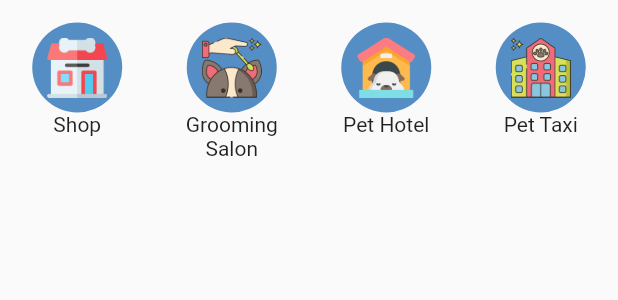
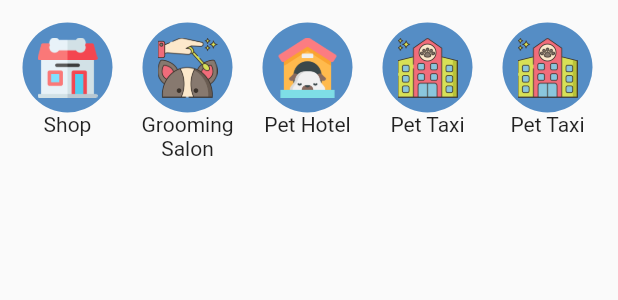
Before and after one commit to kopianan/ILoveIruka, a Flutter app: the ServicesContent widget shown alone on an empty page, opened directly, on a phone screen of 412 x 824 dp. Shown: the top 300 px of the screen. Run offline on Flutter 3.47's test engine with Material 2 defaults, Android fonts, the light colour scheme and no system bars; our stand-ins replace bloc, cached_network_image, carousel_slider, dio, flutter_bloc, fluttertoast and 4 more; missing offline and left inert: keyboard_avoider; accounts and stored records are empty; network calls fail.

Commit message:
no message

```diff
--- a/lib/pages/feed_dashboard.dart
+++ b/lib/pages/feed_dashboard.dart
@@ -85,7 +85,7 @@ class _FeedDashboardState extends State<FeedDashboard> {
                     }).toList(),
                     enlargeCenterPage: true,
                     height: 180,
-                    viewportFraction: 0.8,
+                    viewportFraction: 0.9,
                     autoPlay: true,
                   ),
                 ),
--- a/lib/pages/home_widgets.dart
+++ b/lib/pages/home_widgets.dart
@@ -6,7 +6,6 @@ import 'package:i_love_iruka/pages/decoration_collection.dart';
 import 'package:i_love_iruka/provider/data_bridge.dart';
 import 'package:i_love_iruka/screens/feed_detail/feed_detail.dart';
 import 'package:i_love_iruka/util/common.dart';
-import 'package:i_love_iruka/util/constants.dart';
 import 'package:i_love_iruka/widgets/cached_image.dart';
 import 'package:provider/provider.dart';
 import 'package:url_launcher/url_launcher.dart';
@@ -62,9 +61,12 @@ class _ServicesContentState extends State<ServicesContent> {
     return Container(
         margin: EdgeInsets.only(top: 15),
         alignment: Alignment.center,
-        child: Row(
-          mainAxisAlignment: MainAxisAlignment.spaceAround,
+        child: ListView(
+
+          scrollDirection: Axis.horizontal,
           children: <Widget>[
+
+              SizedBox(width: 10,),
   InkWell(
                 onTap: () async {
                   _common.launchURL("https://sismarket.id/");
@@ -78,6 +80,7 @@ class _ServicesContentState extends State<ServicesContent> {
                   ],
                 ),
               ),
+              SizedBox(width: 10,),
               InkWell(
                 onTap: () async {
                   buildShowDialog(context, "Grooming Salon");
@@ -89,6 +92,8 @@ class _ServicesContentState extends State<ServicesContent> {
                   ],
                 ),
               ),
+
+              SizedBox(width: 10,),
               InkWell(
                 onTap: () async {
                   buildShowDialog(context, "Pet Hotel");
@@ -100,6 +105,21 @@ class _ServicesContentState extends State<ServicesContent> {
                   ],
                 ),
               ),
+
+              SizedBox(width: 10,),
+              InkWell(
+                onTap: () async {
+                  buildShowDialog(context, "Pet Taxi");
+                },
+                child: Column(
+                  children: <Widget>[
+                    buildIconContainer("images/assets/pet_school.png"),
+                    buildIconTitleServicesDashboard("Pet Taxi")
+                  ],
+                ),
+              ),
+
+              SizedBox(width: 10,),
                 InkWell(
                 onTap: () async {
                   buildShowDialog(context, "Pet Taxi");
@@ -112,6 +132,57 @@ class _ServicesContentState extends State<ServicesContent> {
                 ),
               ),
           ],
+          //         child: Row(
+          //   mainAxisAlignment: MainAxisAlignment.spaceAround,
+          //   children: <Widget>[
+          //     InkWell(
+          //       onTap: () async {
+          //         _common.launchURL("https://sismarket.id/");
+          //       },
+          //       child: Column(
+          //         children: <Widget>[
+          //           buildIconContainer("images/assets/pet_shop.png"),
+          //           buildIconTitleServicesDashboard(
+          //             "Shop",
+          //           )
+          //         ],
+          //       ),
+          //     ),
+          //     InkWell(
+          //       onTap: () async {
+          //         buildShowDialog(context, "Grooming Salon");
+          //       },
+          //       child: Column(
+          //         children: <Widget>[
+          //           buildIconContainer("images/assets/pet_grooming.png"),
+          //           buildIconTitleServicesDashboard("Grooming Salon")
+          //         ],
+          //       ),
+          //     ),
+          //     InkWell(
+          //       onTap: () async {
+          //         buildShowDialog(context, "Pet Hotel");
+          //       },
+          //       child: Column(
+          //         children: <Widget>[
+          //           buildIconContainer("images/assets/pet_hotel.png"),
+          //           buildIconTitleServicesDashboard("Pet Hotel")
+          //         ],
+          //       ),
+          //     ),
+          //     InkWell(
+          //       onTap: () async {
+          //         buildShowDialog(context, "Pet Taxi");
+          //       },
+          //       child: Column(
+          //         children: <Widget>[
+          //           buildIconContainer("images/assets/pet_school.png"),
+          //           buildIconTitleServicesDashboard("Pet Taxi")
+          //         ],
+          //       ),
+          //     ),
+          //   ],
+          // ),
         ));
   }
 
```
Also changed, not shown: 1 other file. Lines whose indentation alone changed are shown as unchanged.
